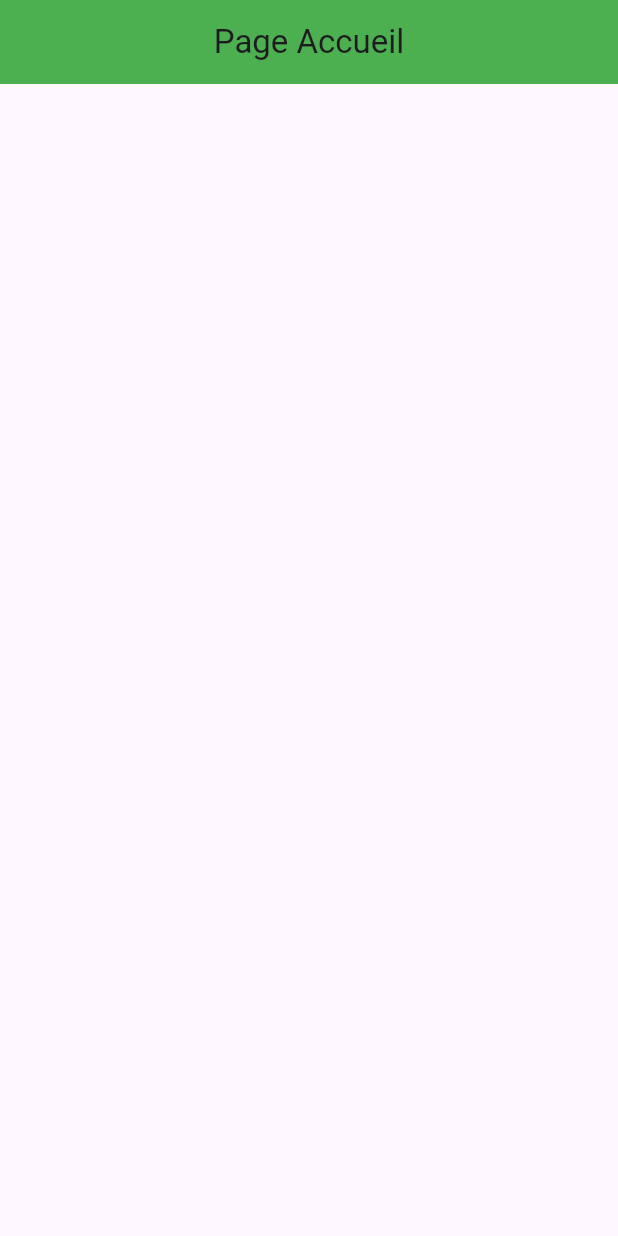
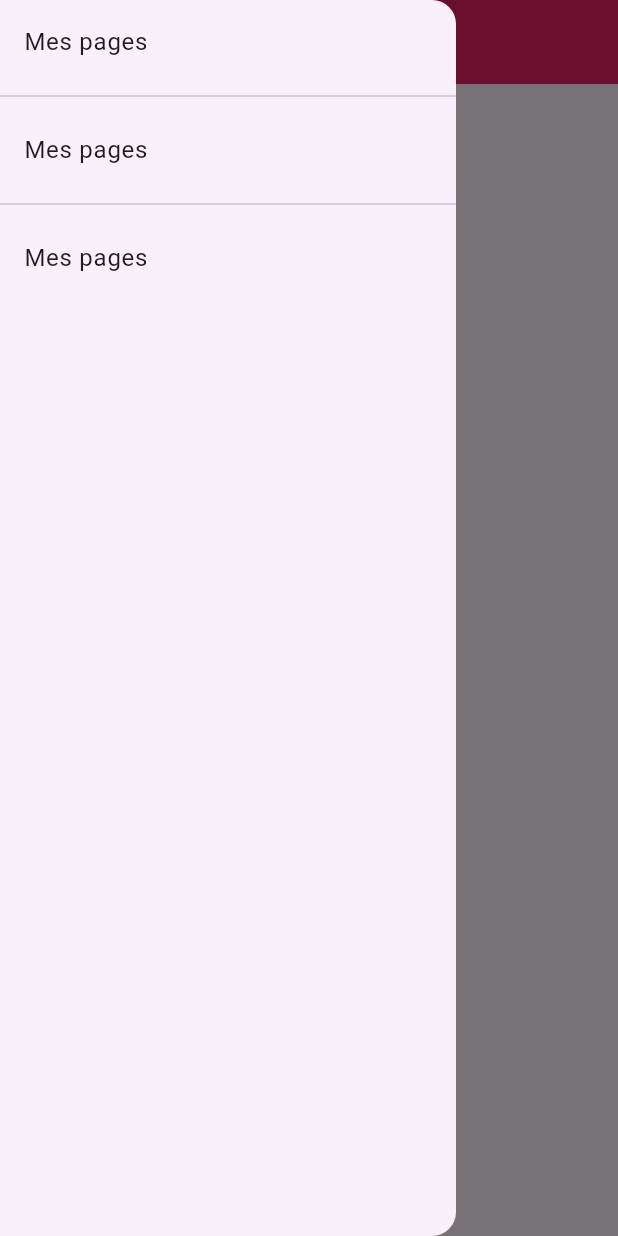
Before and after one commit to imed92/flutter_mvc, a Flutter app: the screen it shows after launch, with the side drawer open (before the commit the screen has no drawer), on a phone screen of 412 x 824 dp. Run offline on Flutter 3.47's test engine with Material 3 defaults, Android fonts, the light colour scheme and no system bars.

Commit message:
début drawer sans la navigation

```diff
--- a/lib/controller/app_controller.dart
+++ b/lib/controller/app_controller.dart
@@ -1,16 +1,56 @@
+// Packages Flutter
+import 'package:flutter/gestures.dart';
 import 'package:flutter/material.dart';
 
-class AppController extends StatelessWidget {
-  const AppController({super.key});
+// Models
+import 'package:draer_mds/model/menu_item.dart';
+
+// Views
+import 'package:draer_mds/view/home_view.dart';
+import 'package:draer_mds/view/about_view.dart';
+
+import '../view/drawer.dart';
+
+class AppController extends StatefulWidget {
+  final String title;
+
+  const AppController({super.key, required this.title});
+
+  @override
+  State<StatefulWidget> createState() {
+    return AppControllerState();
+  }
+}
+
+@override
+class AppControllerState extends State<AppController> {
+  // Cette index va nous permettre de savoir dans quel vue on veut être
+  int index = 0;
+
+  // Ici on a une liste (ou tableau pour faire plus simple),
+  // ou on aura toutes les vues qu'on veut afficher dans le Drawer
+  final List<MenuItem> menu = [
+    MenuItem(name: "Accueil", view: const HomeView()), // Ma page accueil
+    MenuItem(name: "About", view: const AboutView()) // Ma page about
+  ];
+
+  void selected(int newIndex) {
+    setState(() {
+      index = newIndex;
+    });
+  }
 
   @override
   Widget build(BuildContext context) {
     return Scaffold(
       appBar: AppBar(
-        title: const Center(
-          child: Text('Page Accueil'),
-        ),
-        backgroundColor: Colors.green,
+        title: Text(widget.title),
+        centerTitle: true,
+        backgroundColor: Colors.pink,
+      ),
+      drawer: DrawerView(
+        items: menu,
+        selection: selected,
       ),
     );
   }
--- a/lib/main.dart
+++ b/lib/main.dart
@@ -19,7 +19,7 @@ class MyApp extends StatelessWidget {
       ),
       debugShowCheckedModeBanner: false,
       // Ci dessous je définis la home page comme étant le widget AppController
-      home: const AppController(),
+      home: const AppController(title: 'Application MVC'),
     );
   }
 }
--- /dev/null
+++ b/lib/model/menu_item.dart
@@ -0,0 +1,9 @@
+import 'package:flutter/material.dart';
+
+// Classe qui represente le menu qu'il y aura dans le Drawer
+class MenuItem {
+  String name; // Le nom de la vue
+  Widget view; // Le widget de la vue qu'on veut afficher
+
+  MenuItem({required this.name, required this.view});
+}
--- /dev/null
+++ b/lib/view/about_view.dart
@@ -0,0 +1,13 @@
+import 'package:flutter/material.dart';
+
+// Ici je définis le widget de ma page home
+class AboutView extends StatelessWidget {
+  const AboutView({super.key});
+
+  @override
+  Widget build(BuildContext context) {
+    return const Center(
+      child: Text("Bienvenue dans la page About")
+    );
+  }
+}
--- /dev/null
+++ b/lib/view/drawer.dart
@@ -0,0 +1,22 @@
+import 'package:flutter/material.dart';
+
+import '../model/menu_item.dart';
+
+class DrawerView extends StatelessWidget {
+  final List<MenuItem> items;
+  final Function(int)
+      selection; // La fonction qui va me permettre de selectionner le widget à afficher
+
+  const DrawerView({super.key, required this.items, required this.selection});
+
+  @override
+  Widget build(BuildContext context) {
+    return Drawer(child: ListView.separated(
+      itemBuilder: (context, index) {
+        return (const ListTile(title: Text("Mes pages")));
+      },
+      separatorBuilder: (BuildContext context, int index) => const Divider(),
+      itemCount: items.length + 1, // Construit tous les éléments de la liste
+    ));
+  }
+}
--- /dev/null
+++ b/lib/view/home_view.dart
@@ -0,0 +1,13 @@
+import 'package:flutter/material.dart';
+
+// Ici je définis le widget de ma page home
+class HomeView extends StatelessWidget {
+  const HomeView({super.key});
+
+  @override
+  Widget build(BuildContext context) {
+    return const Center(
+      child: Text("Bienvenue dans la page d'accueil")
+    );
+  }
+}
```
Also changed, not shown: lib/view/drawer_header_view.dart (added).
